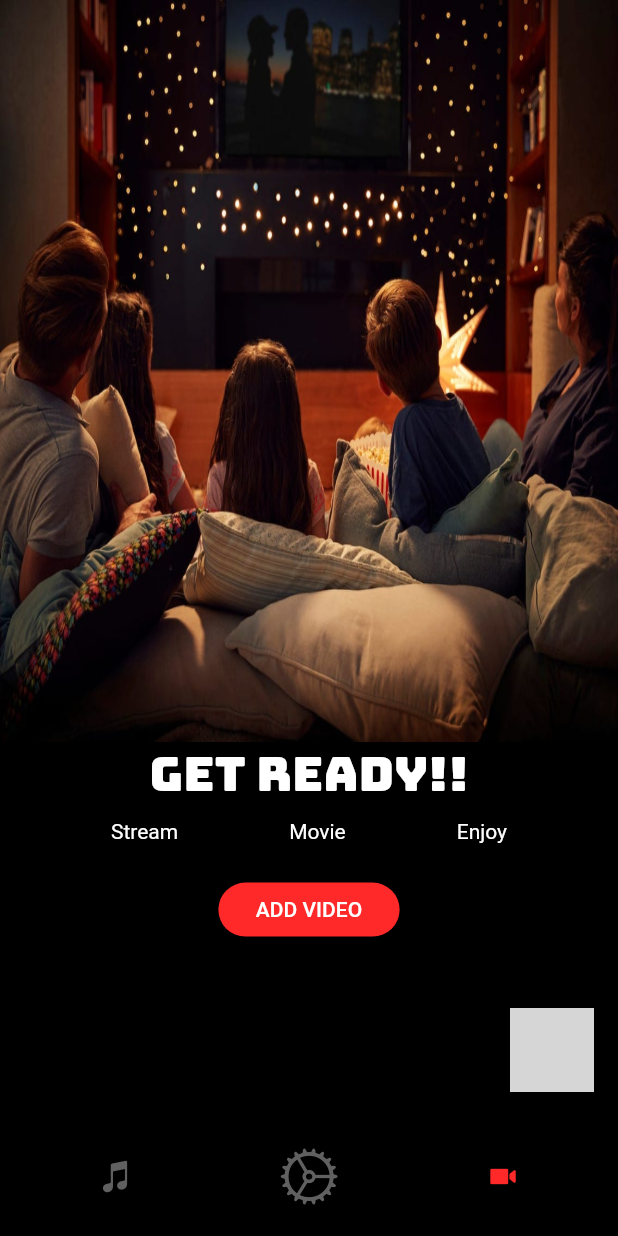
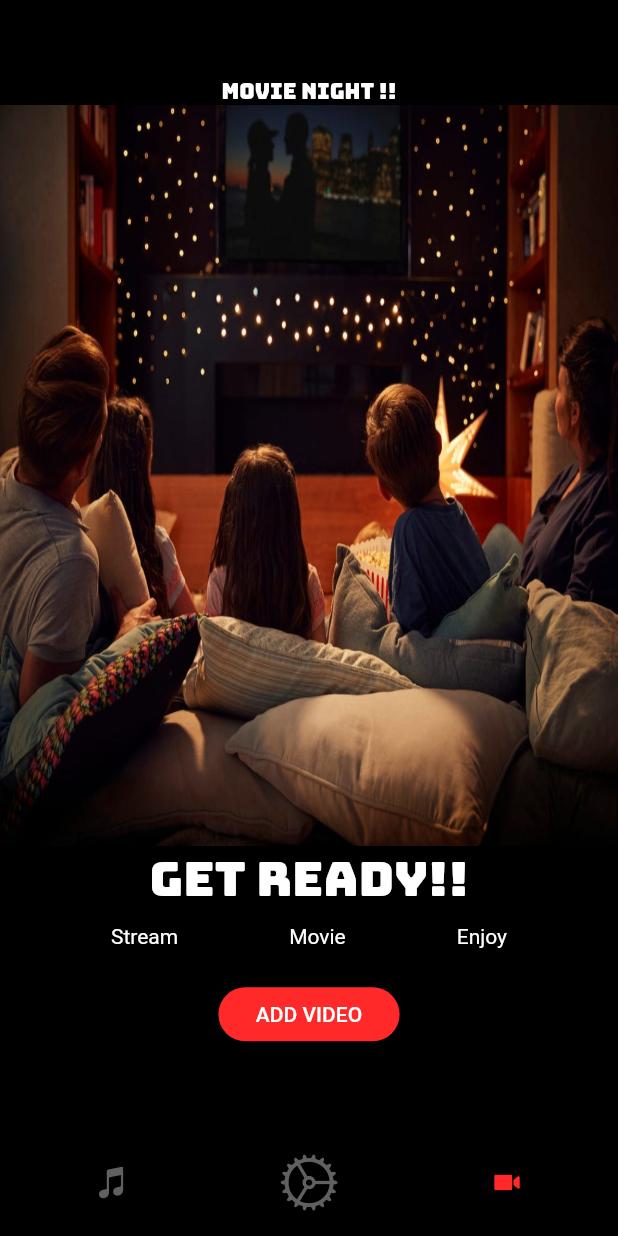
Before and after one commit to Yogeshk4124/SyncPlayer, a Flutter app: the screen it shows after launch, item 3 of the bottom bar chosen, on a phone screen of 412 x 824 dp. Run offline on Flutter 3.47's test engine with Material 2 defaults, Android fonts, the phone set to English and light mode, and no system bars; drawn by our look-alikes of flutter_snake_navigationbar; our stand-ins replace assets_audio_player, file_picker, flick_video_player, google_fonts, sleek_circular_slider, video_player; missing offline and left inert: adv_fab, flutter_widgets; grey boxes are pictures that could not be loaded.

Commit message:
FAB added

```diff
--- a/lib/BottomNav.dart
+++ b/lib/BottomNav.dart
@@ -78,7 +78,7 @@ class _Home4State extends State<Home4> {
       bottomNavigationBar: SnakeNavigationBar.color(
         behaviour: SnakeBarBehaviour.pinned,
         snakeShape: snakeShape,
-        padding: EdgeInsets.all(12),
+        padding: EdgeInsets.all(8),
         shape:RoundedRectangleBorder(borderRadius: BorderRadius.circular(25)),
 
         //   BeveledRectangleBorder(
--- a/lib/V.dart
+++ b/lib/V.dart
@@ -29,7 +29,8 @@ class _VState extends State<V> {
   List<String> urls = [];
   Widget d;
   AdvFabController FABcontroller;
-  bool selected=false;
+  bool selected = false;
+
   @override
   void initState() {
     super.initState();
@@ -94,28 +95,35 @@ class _VState extends State<V> {
       });
     return Scaffold(
       backgroundColor: Colors.black,
-      floatingActionButton: AdvFab(
+      floatingActionButton: selected
+          ? AdvFab(
               showLogs: true,
               onFloatingActionButtonTapped: () {
                 FABcontroller.isCollapsed
                     ? FABcontroller.expandFAB()
                     : FABcontroller.collapseFAB();
               },
-        floatingActionButtonIcon: Icons.add,
-        floatingActionButtonIconColor: Colors.red,
+              floatingActionButtonIcon: CupertinoIcons.chat_bubble_text_fill,
+              useAsFloatingActionButton: true,
+              useAsNavigationBar: false,
+              floatingActionButtonIconColor: Colors.white,
+              floatingActionButtonExpendedWidth: 90,
               navigationBarIconActiveColor: Colors.pink,
               navigationBarIconInactiveColor: Colors.pink[200].withOpacity(0.6),
-        collapsedColor: Colors.grey[200],
+              collapsedColor: Colors.red,
               controller: FABcontroller,
-        useAsFloatingSpaceBar: true,
-      ),
+              useAsFloatingSpaceBar: false,
+            )
+          : null,
       // FloatingActionButton(
       //   onPressed: () {},
       //   backgroundColor: Colors.red,
       //   child: Icon(CupertinoIcons.chat_bubble_text_fill,color: Colors.white,),
       // ),
       body: Column(
+        mainAxisAlignment: MainAxisAlignment.center,
         children: <Widget>[
+          Text('MOVIE NIGHT !!',style: GoogleFonts.bungee(),),
           if (flickManager != null)
             VisibilityDetector(
                 key: ObjectKey(flickManager),
@@ -129,7 +137,7 @@ class _VState extends State<V> {
                 child: Column(
                   children: <Widget>[
                     Container(
-                      padding: EdgeInsets.symmetric(vertical: 20),
+                      padding: EdgeInsets.only(bottom: 16),
                       child: FlickVideoPlayer(
                         flickManager: flickManager,
                         preferredDeviceOrientationFullscreen: [
@@ -150,6 +158,16 @@ class _VState extends State<V> {
                           ),
                         ),
                       ),
+                    ),
+                    MaterialButton(
+                      onPressed: () {},
+                      child: Container(
+                          padding: EdgeInsets.all(12),
+                          decoration: BoxDecoration(
+                            color: Colors.red,
+                            borderRadius: BorderRadius.all(Radius.circular(20)),
+                          ),
+                          child: Text("LEAVE")),
                     ),
                   ],
                 ))
@@ -192,21 +210,36 @@ class _VState extends State<V> {
                     setState(() {
                       controller = VideoPlayerController.file(file);
                       setVideo(controller);
+                      selected = !selected;
                       FABcontroller.setExpandedWidgetConfiguration(
                         showLogs: true,
-                        heightToExpandTo: 25,
-                        expendedBackgroundColor: Colors.blue[300],
+                        heightToExpandTo: 40,
+                        expendedBackgroundColor: Colors.redAccent,
                         withChild: Padding(
-                          padding: const EdgeInsets.all(8.0),
+                          padding: const EdgeInsets.all(15.0),
                           child: Container(
+                            color: Colors.red,
                             width: (MediaQuery.of(context).size.width),
                             height:
                                 (MediaQuery.of(context).size.height / 100) * 20,
-                            child: Image.asset("assets/images/video.jpeg"),
+                            child: Column(
+                              crossAxisAlignment: CrossAxisAlignment.start,
+                              children: <Widget>[
+                                IconButton(
+                                  onPressed: () {
+                                    setState(() {
+                                      FABcontroller.isCollapsed
+                                          ? FABcontroller.expandFAB()
+                                          : FABcontroller.collapseFAB();
+                                    });
+                                  },
+                                  icon: Icon(CupertinoIcons.arrow_left),
+                                ),
+                              ],
+                            ),
                           ),
                         ),
                       );
-
                     });
                   },
                   child: Container(
```
Lines whose indentation alone changed are shown as unchanged.
